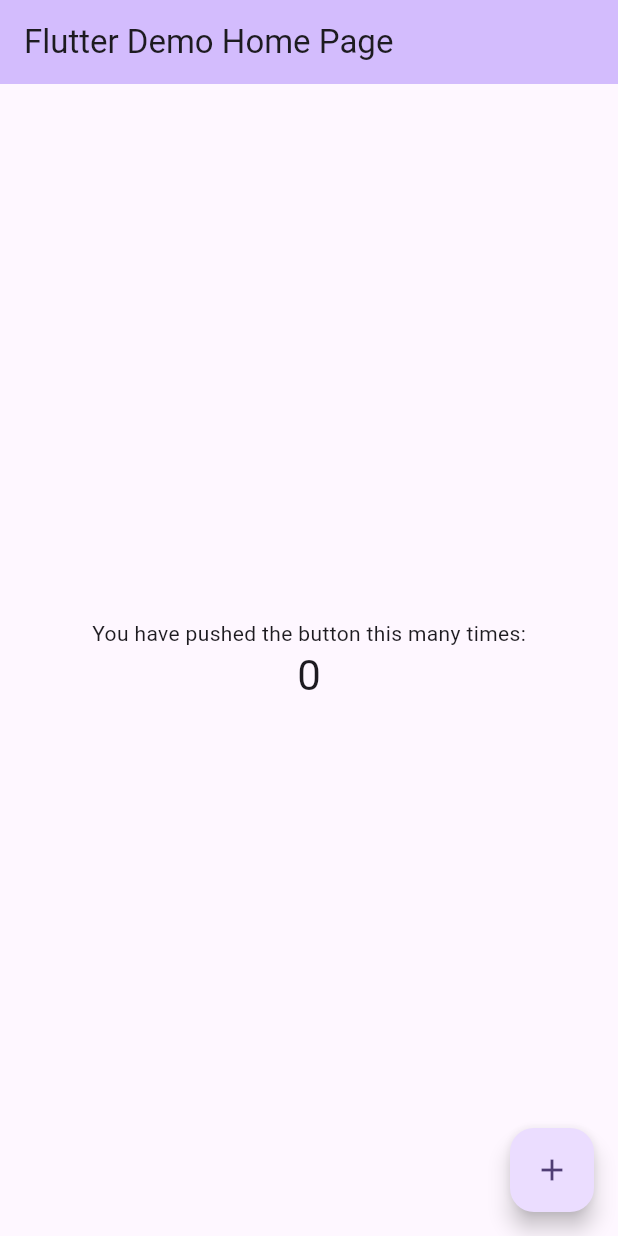
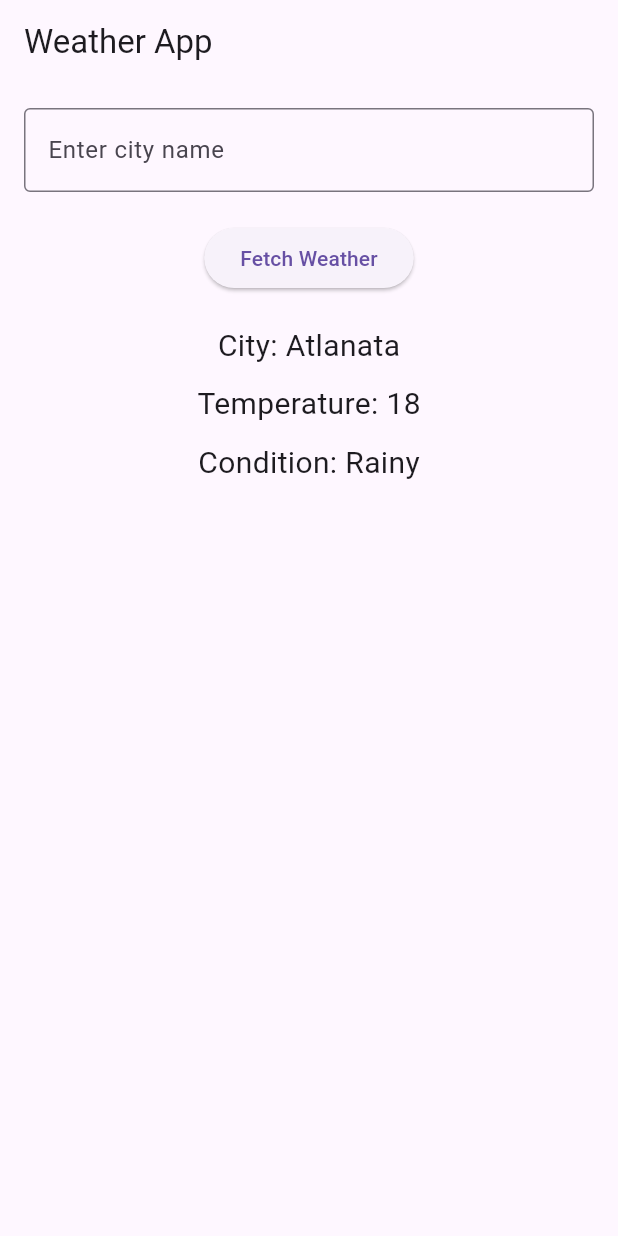
Before and after one commit to D4mmmi/weather_info_app, a Flutter app: the screen it shows after launch, on a phone screen of 412 x 824 dp. Run offline on Flutter 3.47's test engine with Material 3 defaults, Android fonts, the phone set to English and light mode, and no system bars.

Commit message:
Simulated weather data for input city

```diff
--- a/lib/main.dart
+++ b/lib/main.dart
@@ -1,125 +1,88 @@
 import 'package:flutter/material.dart';
 
 void main() {
-  runApp(const MyApp());
+  runApp(WeatherApp());
 }
 
-class MyApp extends StatelessWidget {
-  const MyApp({super.key});
-
-  // This widget is the root of your application.
+class WeatherApp extends StatelessWidget {
   @override
   Widget build(BuildContext context) {
     return MaterialApp(
-      title: 'Flutter Demo',
+      title: 'Weather App',
       theme: ThemeData(
-        // This is the theme of your application.
-        //
-        // TRY THIS: Try running your application with "flutter run". You'll see
-        // the application has a purple toolbar. Then, without quitting the app,
-        // try changing the seedColor in the colorScheme below to Colors.green
-        // and then invoke "hot reload" (save your changes or press the "hot
-        // reload" button in a Flutter-supported IDE, or press "r" if you used
-        // the command line to start the app).
-        //
-        // Notice that the counter didn't reset back to zero; the application
-        // state is not lost during the reload. To reset the state, use hot
-        // restart instead.
-        //
-        // This works for code too, not just values: Most code changes can be
-        // tested with just a hot reload.
-        colorScheme: ColorScheme.fromSeed(seedColor: Colors.deepPurple),
-        useMaterial3: true,
+        primarySwatch: Colors.blue,
       ),
-      home: const MyHomePage(title: 'Flutter Demo Home Page'),
+      home: WeatherHomePage(),
     );
   }
 }
 
-class MyHomePage extends StatefulWidget {
-  const MyHomePage({super.key, required this.title});
-
-  // This widget is the home page of your application. It is stateful, meaning
-  // that it has a State object (defined below) that contains fields that affect
-  // how it looks.
-
-  // This class is the configuration for the state. It holds the values (in this
-  // case the title) provided by the parent (in this case the App widget) and
-  // used by the build method of the State. Fields in a Widget subclass are
-  // always marked "final".
-
-  final String title;
-
+class WeatherHomePage extends StatefulWidget {
   @override
-  State<MyHomePage> createState() => _MyHomePageState();
+  _WeatherHomePageState createState() => _WeatherHomePageState();
 }
 
-class _MyHomePageState extends State<MyHomePage> {
-  int _counter = 0;
+class _WeatherHomePageState extends State<WeatherHomePage> {
+  final TextEditingController _cityController = TextEditingController();
+  String cityName = 'Atlanata';
+  String temperature = '18';
+  String weatherCondition = 'Rainy';
 
-  void _incrementCounter() {
+  void _fetchWeather() {
     setState(() {
-      // This call to setState tells the Flutter framework that something has
-      // changed in this State, which causes it to rerun the build method below
-      // so that the display can reflect the updated values. If we changed
-      // _counter without calling setState(), then the build method would not be
-      // called again, and so nothing would appear to happen.
-      _counter++;
+      cityName = _cityController.text;
+      // Simulate weather data
+      temperature = (15 + (30 - 15) * (new DateTime.now().second % 10) / 10)
+              .toStringAsFixed(1) +
+          '°C';
+      weatherCondition =
+          ['Sunny', 'Cloudy', 'Rainy'][new DateTime.now().second % 3];
     });
   }
 
   @override
   Widget build(BuildContext context) {
-    // This method is rerun every time setState is called, for instance as done
-    // by the _incrementCounter method above.
-    //
-    // The Flutter framework has been optimized to make rerunning build methods
-    // fast, so that you can just rebuild anything that needs updating rather
-    // than having to individually change instances of widgets.
     return Scaffold(
       appBar: AppBar(
-        // TRY THIS: Try changing the color here to a specific color (to
-        // Colors.amber, perhaps?) and trigger a hot reload to see the AppBar
-        // change color while the other colors stay the same.
-        backgroundColor: Theme.of(context).colorScheme.inversePrimary,
-        // Here we take the value from the MyHomePage object that was created by
-        // the App.build method, and use it to set our appbar title.
-        title: Text(widget.title),
+        title: Text('Weather App'),
       ),
-      body: Center(
-        // Center is a layout widget. It takes a single child and positions it
-        // in the middle of the parent.
+      body: Padding(
+        padding: const EdgeInsets.all(16.0),
         child: Column(
-          // Column is also a layout widget. It takes a list of children and
-          // arranges them vertically. By default, it sizes itself to fit its
-          // children horizontally, and tries to be as tall as its parent.
-          //
-          // Column has various properties to control how it sizes itself and
-          // how it positions its children. Here we use mainAxisAlignment to
-          // center the children vertically; the main axis here is the vertical
-          // axis because Columns are vertical (the cross axis would be
-          // horizontal).
-          //
-          // TRY THIS: Invoke "debug painting" (choose the "Toggle Debug Paint"
-          // action in the IDE, or press "p" in the console), to see the
-          // wireframe for each widget.
-          mainAxisAlignment: MainAxisAlignment.center,
           children: <Widget>[
-            const Text(
-              'You have pushed the button this many times:',
+            TextField(
+              controller: _cityController,
+              decoration: InputDecoration(
+                labelText: 'Enter city name',
+                border: OutlineInputBorder(),
+              ),
             ),
+            SizedBox(height: 20),
+            ElevatedButton(
+              onPressed: _fetchWeather,
+              child: Text('Fetch Weather'),
+            ),
+            SizedBox(height: 20),
+            // Display the city name
             Text(
-              '$_counter',
-              style: Theme.of(context).textTheme.headlineMedium,
+              'City: $cityName',
+              style: TextStyle(fontSize: 20),
+            ),
+            SizedBox(height: 10),
+            // Display the temperature
+            Text(
+              'Temperature: $temperature',
+              style: TextStyle(fontSize: 20),
+            ),
+            SizedBox(height: 10),
+            // Display the weather condition
+            Text(
+              'Condition: $weatherCondition',
+              style: TextStyle(fontSize: 20),
             ),
           ],
         ),
       ),
-      floatingActionButton: FloatingActionButton(
-        onPressed: _incrementCounter,
-        tooltip: 'Increment',
-        child: const Icon(Icons.add),
-      ), // This trailing comma makes auto-formatting nicer for build methods.
     );
   }
 }
```
